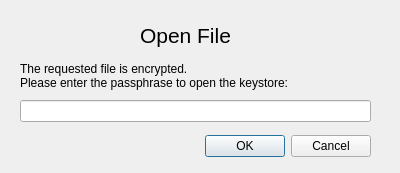
First picture: the form in ui/OpenKeystorePassphrase.ui, repository tcShadowWalker/XKey, before the edit.
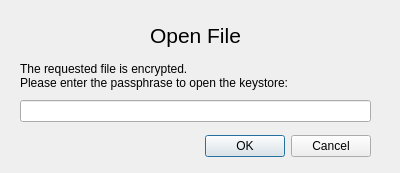
Second picture: the form after the edit. Icons and pictures are not drawn.

Patch:
```diff
--- a/ui/OpenKeystorePassphrase.ui
+++ b/ui/OpenKeystorePassphrase.ui
@@ -44,9 +44,9 @@
   <widget class="QLabel" name="headerLabel">
    <property name="geometry">
     <rect>
-     <x>140</x>
+     <x>150</x>
      <y>20</y>
-     <width>141</width>
+     <width>131</width>
      <height>31</height>
     </rect>
    </property>
```
Left out of the diff: 24 changed lines with no effect on the pictures.
